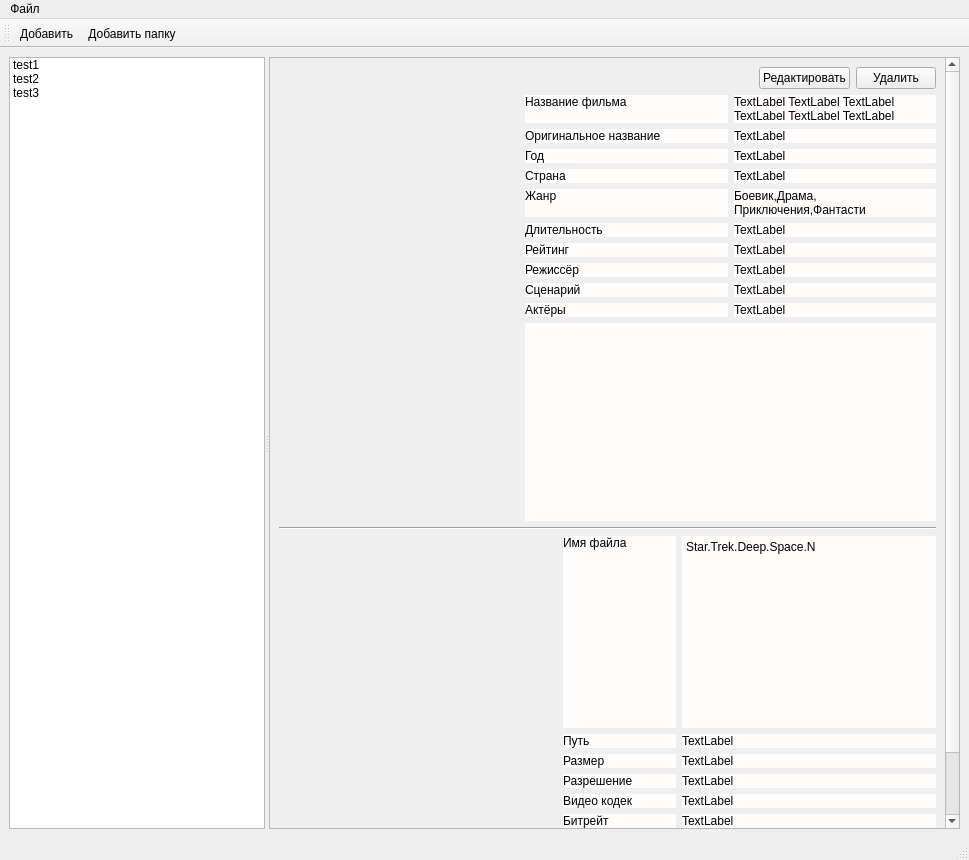
First picture: the form in data/main.ui, repository antonkoatl/MvCatalog, before the edit.
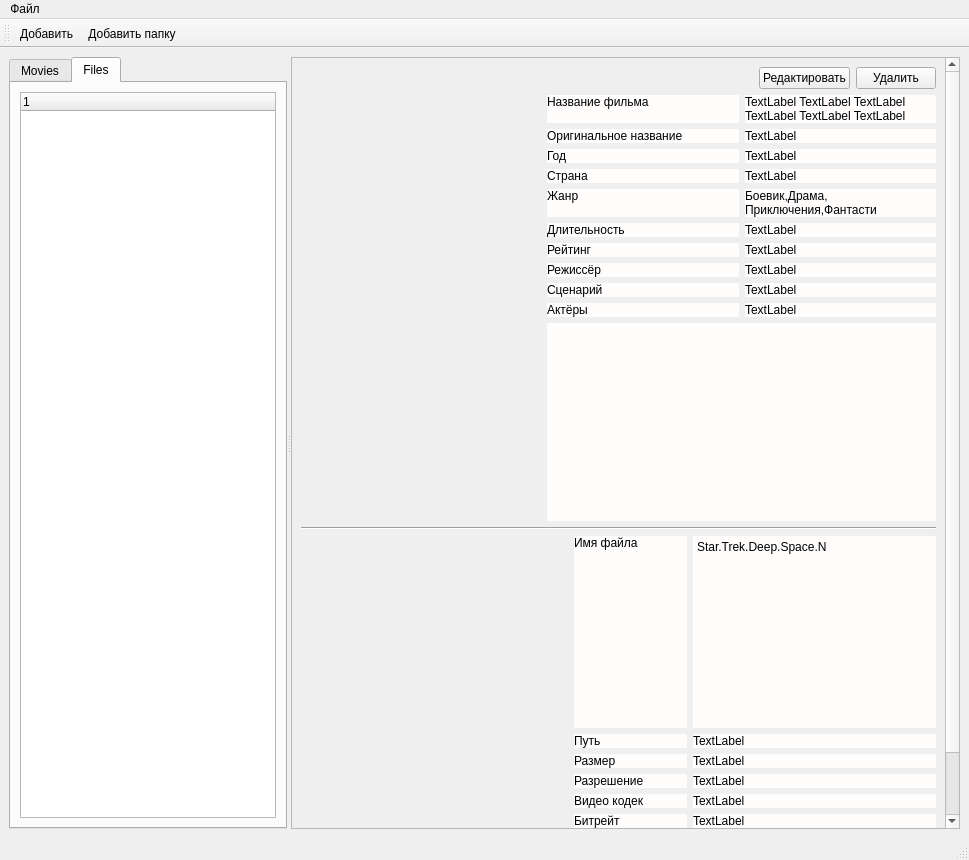
Second picture: the form after the edit. Icons and pictures are not drawn. Custom widgets are drawn as their Qt base class.

What changed in the file:
```diff
--- a/data/main.ui
+++ b/data/main.ui
@@ -20,7 +20,20 @@
       <property name="orientation">
        <enum>Qt::Horizontal</enum>
       </property>
-      <widget class="QListWidget" name="listWidget">
+      <widget class="QWidget" name="verticalLayoutWidget">
+       <layout class="QVBoxLayout" name="verticalLayout">
+        <item>
+         <widget class="QTabWidget" name="tabWidget">
+          <property name="currentIndex">
+           <number>1</number>
+          </property>
+          <widget class="QWidget" name="tab_movies">
+           <attribute name="title">
+            <string>Movies</string>
+           </attribute>
+           <layout class="QVBoxLayout" name="verticalLayout_6">
+            <item>
+             <widget class="QListWidget" name="listWidget_movies">
        <item>
         <property name="text">
          <string>test1</string>
@@ -37,6 +50,29 @@
         </property>
        </item>
       </widget>
+            </item>
+           </layout>
+          </widget>
+          <widget class="QWidget" name="tab_files">
+           <attribute name="title">
+            <string>Files</string>
+           </attribute>
+           <layout class="QVBoxLayout" name="verticalLayout_7">
+            <item>
+             <widget class="QTreeWidget" name="treeWidget_files">
+              <column>
+               <property name="text">
+                <string notr="true">1</string>
+               </property>
+              </column>
+             </widget>
+            </item>
+           </layout>
+          </widget>
+         </widget>
+        </item>
+       </layout>
+      </widget>
       <widget class="QWidget" name="verticalWidget" native="true">
        <property name="sizePolicy">
         <sizepolicy hsizetype="Preferred" vsizetype="Preferred">
@@ -66,8 +102,8 @@
            <property name="geometry">
             <rect>
              <x>0</x>
-             <y>-73</y>
-             <width>653</width>
+             <y>0</y>
+             <width>749</width>
              <height>848</height>
             </rect>
            </property>
```
Lines whose indentation alone changed are shown as unchanged.
